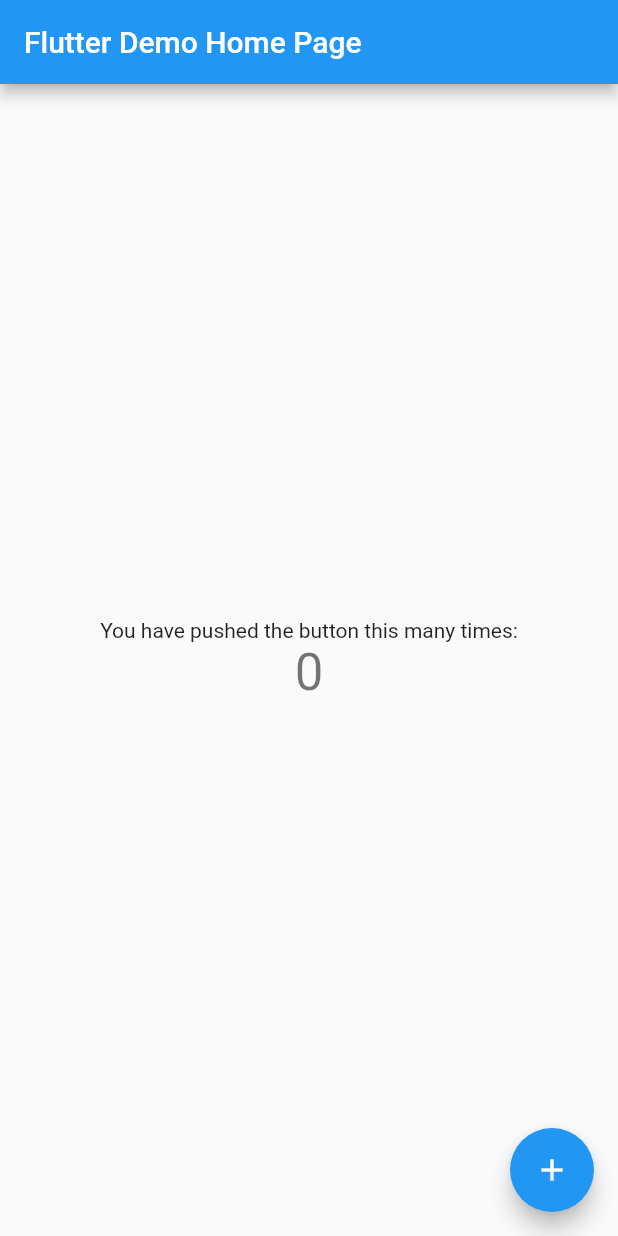
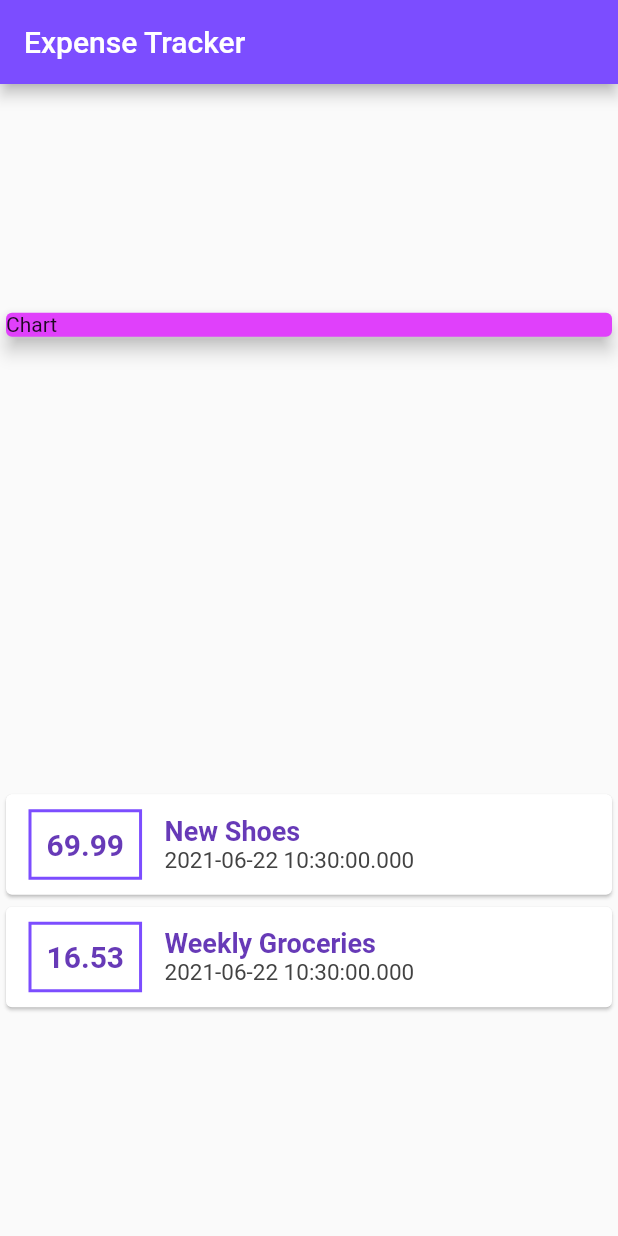
Before and after one commit to Jyotirmay15/Expense-Tracker-App, a Flutter app: the screen it shows after launch, on a phone screen of 412 x 824 dp. Run offline on Flutter 3.47's test engine with Material 2 defaults, Android fonts, the phone set to English and light mode, and no system bars.

Commit message:
Initial setup for transaction widget

```diff
--- a/lib/main.dart
+++ b/lib/main.dart
@@ -1,117 +1,100 @@
 import 'package:flutter/material.dart';
 
-void main() {
-  runApp(MyApp());
-}
+import './transaction.dart';
+
+void main() => runApp(MyApp());
 
 class MyApp extends StatelessWidget {
-  // This widget is the root of your application.
   @override
   Widget build(BuildContext context) {
     return MaterialApp(
-      title: 'Flutter Demo',
-      theme: ThemeData(
-        // This is the theme of your application.
-        //
-        // Try running your application with "flutter run". You'll see the
-        // application has a blue toolbar. Then, without quitting the app, try
-        // changing the primarySwatch below to Colors.green and then invoke
-        // "hot reload" (press "r" in the console where you ran "flutter run",
-        // or simply save your changes to "hot reload" in a Flutter IDE).
-        // Notice that the counter didn't reset back to zero; the application
-        // is not restarted.
-        primarySwatch: Colors.blue,
-        // This makes the visual density adapt to the platform that you run
-        // the app on. For desktop platforms, the controls will be smaller and
-        // closer together (more dense) than on mobile platforms.
-        visualDensity: VisualDensity.adaptivePlatformDensity,
-      ),
-      home: MyHomePage(title: 'Flutter Demo Home Page'),
+      // title: 'Flutter App',
+      home: MyHomePage(),
     );
   }
 }
 
-class MyHomePage extends StatefulWidget {
-  MyHomePage({Key key, this.title}) : super(key: key);
-
-  // This widget is the home page of your application. It is stateful, meaning
-  // that it has a State object (defined below) that contains fields that affect
-  // how it looks.
-
-  // This class is the configuration for the state. It holds the values (in this
-  // case the title) provided by the parent (in this case the App widget) and
-  // used by the build method of the State. Fields in a Widget subclass are
-  // always marked "final".
-
-  final String title;
-
-  @override
-  _MyHomePageState createState() => _MyHomePageState();
-}
-
-class _MyHomePageState extends State<MyHomePage> {
-  int _counter = 0;
-
-  void _incrementCounter() {
-    setState(() {
-      // This call to setState tells the Flutter framework that something has
-      // changed in this State, which causes it to rerun the build method below
-      // so that the display can reflect the updated values. If we changed
-      // _counter without calling setState(), then the build method would not be
-      // called again, and so nothing would appear to happen.
-      _counter++;
-    });
-  }
+class MyHomePage extends StatelessWidget {
+  final List<Transaction> transactions = [
+    Transaction(
+        id: 't1', title: 'New Shoes', amount: 69.99, date: DateTime.now()),
+    Transaction(
+        id: 't2',
+        title: 'Weekly Groceries',
+        amount: 16.53,
+        date: DateTime.now()),
+  ];
 
   @override
   Widget build(BuildContext context) {
-    // This method is rerun every time setState is called, for instance as done
-    // by the _incrementCounter method above.
-    //
-    // The Flutter framework has been optimized to make rerunning build methods
-    // fast, so that you can just rebuild anything that needs updating rather
-    // than having to individually change instances of widgets.
     return Scaffold(
-      appBar: AppBar(
-        // Here we take the value from the MyHomePage object that was created by
-        // the App.build method, and use it to set our appbar title.
-        title: Text(widget.title),
-      ),
-      body: Center(
-        // Center is a layout widget. It takes a single child and positions it
-        // in the middle of the parent.
-        child: Column(
-          // Column is also a layout widget. It takes a list of children and
-          // arranges them vertically. By default, it sizes itself to fit its
-          // children horizontally, and tries to be as tall as its parent.
-          //
-          // Invoke "debug painting" (press "p" in the console, choose the
-          // "Toggle Debug Paint" action from the Flutter Inspector in Android
-          // Studio, or the "Toggle Debug Paint" command in Visual Studio Code)
-          // to see the wireframe for each widget.
-          //
-          // Column has various properties to control how it sizes itself and
-          // how it positions its children. Here we use mainAxisAlignment to
-          // center the children vertically; the main axis here is the vertical
-          // axis because Columns are vertical (the cross axis would be
-          // horizontal).
-          mainAxisAlignment: MainAxisAlignment.center,
+        appBar: AppBar(
+          title: Text('Expense Tracker'),
+          backgroundColor: Colors.deepPurpleAccent,
+        ),
+        body: Column(
+          mainAxisAlignment: MainAxisAlignment.spaceAround,
+          crossAxisAlignment: CrossAxisAlignment.stretch,
           children: <Widget>[
-            Text(
-              'You have pushed the button this many times:',
+            Container(
+              width: double.infinity,
+              child: Card(
+                color: Colors.purpleAccent,
+                child: Text("Chart"),
+                elevation: 5,
+              ),
             ),
-            Text(
-              '$_counter',
-              style: Theme.of(context).textTheme.headline4,
+            Column(
+              children: transactions.map((tx) {
+                return Card(
+                  child: Row(
+                    children: <Widget>[
+                      Container(
+                        margin: EdgeInsets.symmetric(
+                          vertical: 10,
+                          horizontal: 15,
+                        ),
+                        decoration: BoxDecoration(
+                          border: Border.all(
+                            color: Colors.deepPurpleAccent,
+                            width: 2,
+                          ),
+
+                        ),
+                        padding: EdgeInsets.all(10),
+                        child: Text(
+                          tx.amount.toString(),
+                          style: TextStyle(
+                            fontWeight: FontWeight.bold,
+                            fontSize: 20,
+                            color: Colors.deepPurple,
+                          ),
+                        ),
+                      ),
+                      Column(
+                        crossAxisAlignment: CrossAxisAlignment.start,
+                        children: <Widget>[
+                          Text(
+                            tx.title,
+                            style: TextStyle(
+                              fontWeight: FontWeight.bold,
+                              fontSize: 18,
+                              color: Colors.deepPurple,
+                            ),
+                          ),
+                          Text(tx.date.toString(),
+                              style: TextStyle(
+                                fontSize: 15,
+                                color: Colors.grey[800]
+                              ))
+                        ],
+                      )
+                    ],
+                  ),
+                );
+              }).toList(),
             ),
           ],
-        ),
-      ),
-      floatingActionButton: FloatingActionButton(
-        onPressed: _incrementCounter,
-        tooltip: 'Increment',
-        child: Icon(Icons.add),
-      ), // This trailing comma makes auto-formatting nicer for build methods.
-    );
+        ));
   }
 }
--- /dev/null
+++ b/lib/transaction.dart
@@ -0,0 +1,16 @@
+import 'package:flutter/material.dart';
+
+
+class Transaction {
+  final String id;
+  final String title;
+  final double amount;
+  final DateTime date;
+
+  Transaction({
+    @required this.id,
+    @required this.title,
+    @required this.amount,
+    @required this.date
+  });
+}
```
Also changed, not shown: 1 other file.
